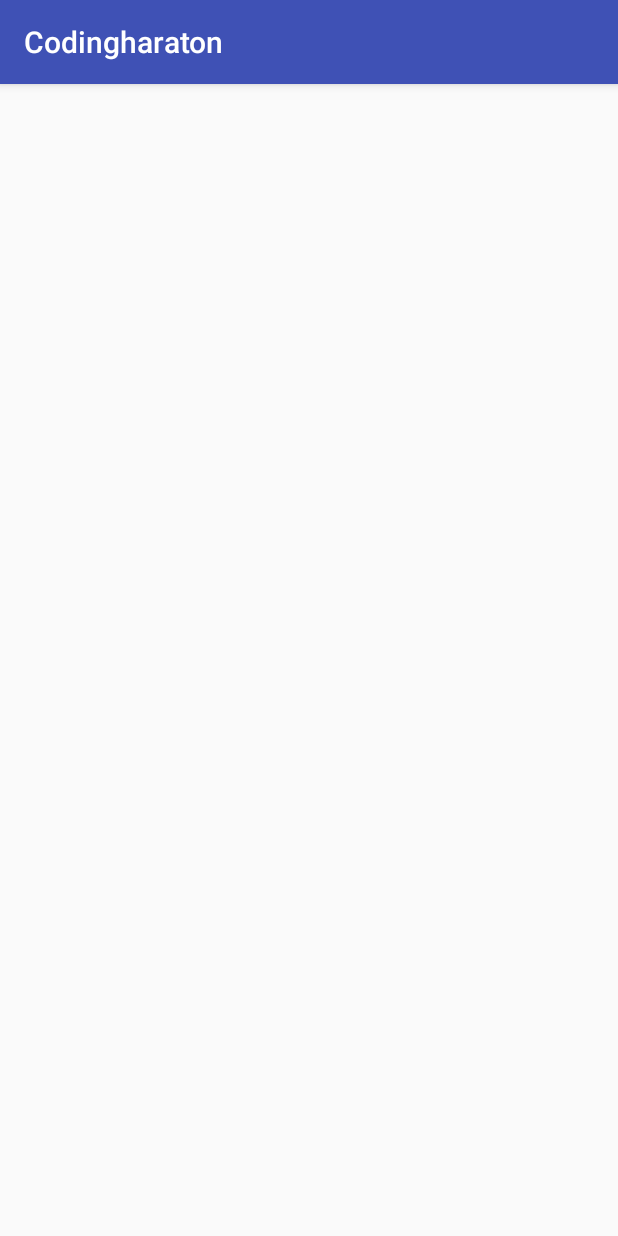
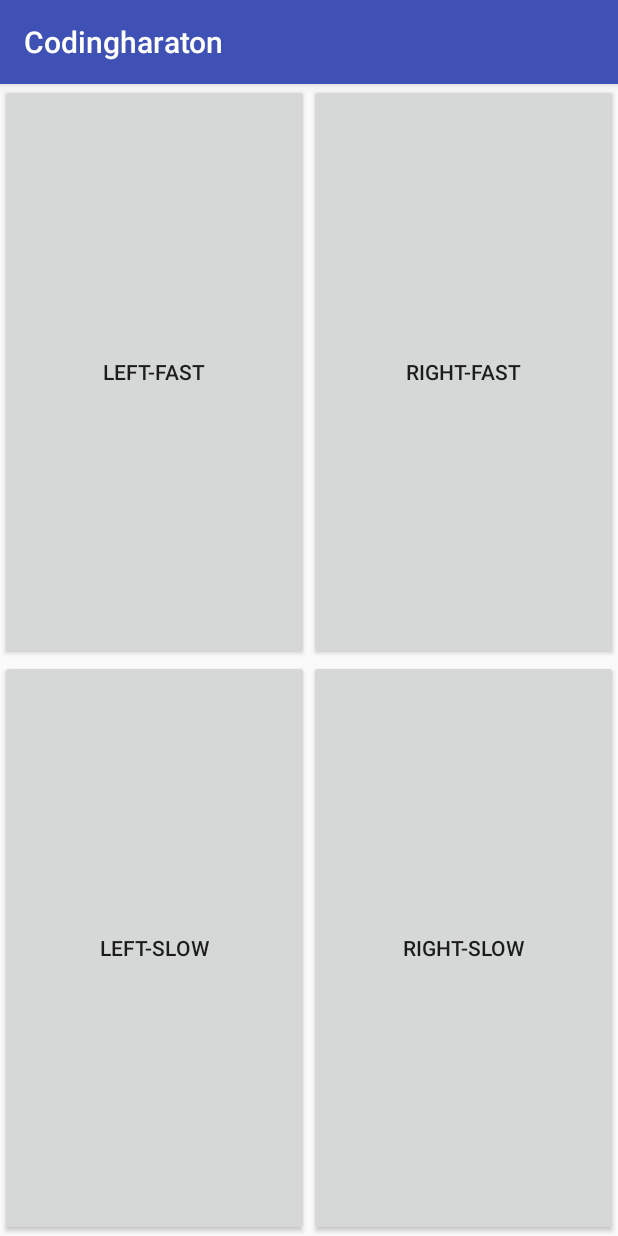
Before and after one commit to Medowhill/codingharaton, an Android app: the ButtonActivity screen opened directly, with no data from a screen before it, on a phone screen of 412 x 824 dp. Run offline under Robolectric (Android 15) with nearby library versions, the phone set to English and light mode, and no system bars.

Commit message:
implement ButtonActivity

```diff
--- a/app/src/main/java/com/haraton/salad/codingharaton/activities/ButtonActivity.java
+++ b/app/src/main/java/com/haraton/salad/codingharaton/activities/ButtonActivity.java
@@ -3,11 +3,44 @@ package com.haraton.salad.codingharaton.activities;
 import android.os.Bundle;
 import android.support.annotation.Nullable;
 import android.support.v7.app.AppCompatActivity;
+import android.view.View;
+import android.widget.Button;
+
+import com.haraton.salad.codingharaton.R;
 
 public class ButtonActivity extends AppCompatActivity {
+
+    private Button buttonLeftFast, buttonRightFast, buttonLeftSlow, buttonRightSlow;
 
     @Override
     protected void onCreate(@Nullable Bundle savedInstanceState) {
         super.onCreate(savedInstanceState);
+        setContentView(R.layout.activity_button);
+
+        buttonLeftFast = (Button) findViewById(R.id.button_button_left_fast);
+        buttonRightFast = (Button) findViewById(R.id.button_button_right_fast);
+        buttonLeftSlow = (Button) findViewById(R.id.button_button_left_slow);
+        buttonRightSlow = (Button) findViewById(R.id.button_button_right_slow);
+
+        buttonLeftFast.setOnClickListener(new View.OnClickListener() {
+            @Override
+            public void onClick(View v) {
+            }
+        });
+        buttonRightFast.setOnClickListener(new View.OnClickListener() {
+            @Override
+            public void onClick(View v) {
+            }
+        });
+        buttonLeftSlow.setOnClickListener(new View.OnClickListener() {
+            @Override
+            public void onClick(View v) {
+            }
+        });
+        buttonRightSlow.setOnClickListener(new View.OnClickListener() {
+            @Override
+            public void onClick(View v) {
+            }
+        });
     }
 }
--- /dev/null
+++ b/app/src/main/res/layout/activity_button.xml
@@ -0,0 +1,45 @@
+<?xml version="1.0" encoding="utf-8"?>
+<LinearLayout xmlns:android="http://schemas.android.com/apk/res/android"
+    android:orientation="vertical" android:layout_width="match_parent"
+    android:layout_height="match_parent">
+
+    <LinearLayout
+        android:layout_width="match_parent"
+        android:layout_height="match_parent"
+        android:layout_weight="1">
+
+        <Button
+            android:id="@+id/button_button_left_fast"
+            android:layout_width="match_parent"
+            android:layout_height="match_parent"
+            android:layout_weight="1"
+            android:text="@string/button_button_left_fast_text" />
+
+        <Button
+            android:id="@+id/button_button_right_fast"
+            android:layout_width="match_parent"
+            android:layout_height="match_parent"
+            android:layout_weight="1"
+            android:text="@string/button_button_right_fast_text" />
+    </LinearLayout>
+
+    <LinearLayout
+        android:layout_width="match_parent"
+        android:layout_height="match_parent"
+        android:layout_weight="1">
+
+        <Button
+            android:id="@+id/button_button_left_slow"
+            android:layout_width="match_parent"
+            android:layout_height="match_parent"
+            android:layout_weight="1"
+            android:text="@string/button_button_left_slow_text" />
+
+        <Button
+            android:id="@+id/button_button_right_slow"
+            android:layout_width="match_parent"
+            android:layout_height="match_parent"
+            android:layout_weight="1"
+            android:text="@string/button_button_right_slow_text" />
+    </LinearLayout>
+</LinearLayout>
--- a/app/src/main/res/values/strings.xml
+++ b/app/src/main/res/values/strings.xml
@@ -2,4 +2,9 @@
     <string name="app_name">Codingharaton</string>
     <string name="instruction_default">Press below to START</string>
     <string name="instruction_clicked">Press below to STOP</string>
+
+    <string name="button_button_left_fast_text">Left-Fast</string>
+    <string name="button_button_right_fast_text">Right-Fast</string>
+    <string name="button_button_left_slow_text">Left-Slow</string>
+    <string name="button_button_right_slow_text">Right-Slow</string>
 </resources>
```
